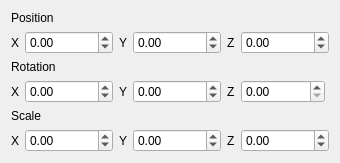
Old version of the form SuSto-Engine-QT/transform.ui in the repository SimonStoyanov/SuSto-Engine-QT.
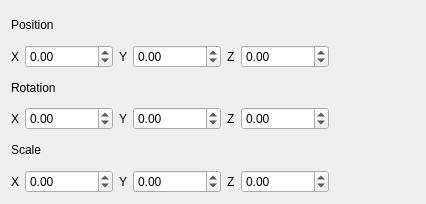
New version of the form.

Diff of the .ui file:
```diff
--- a/SuSto-Engine-QT/transform.ui
+++ b/SuSto-Engine-QT/transform.ui
@@ -6,8 +6,8 @@
    <rect>
     <x>0</x>
     <y>0</y>
-    <width>233</width>
-    <height>153</height>
+    <width>426</width>
+    <height>204</height>
    </rect>
   </property>
   <property name="windowTitle">
@@ -36,10 +36,10 @@
      <item>
       <widget class="QDoubleSpinBox" name="posx">
        <property name="minimum">
-        <double>-99999999999999.000000000000000</double>
+        <double>-99999999.000000000000000</double>
        </property>
        <property name="maximum">
-        <double>99999999999999.000000000000000</double>
+        <double>99999999.000000000000000</double>
        </property>
       </widget>
      </item>
@@ -53,10 +53,13 @@
      <item>
       <widget class="QDoubleSpinBox" name="posy">
        <property name="minimum">
-        <double>-99999999999999.000000000000000</double>
+        <double>-99999999.000000000000000</double>
        </property>
        <property name="maximum">
-        <double>99999999999999.000000000000000</double>
+        <double>99999999.000000000000000</double>
+       </property>
+       <property name="value">
+        <double>0.000000000000000</double>
        </property>
       </widget>
      </item>
@@ -70,10 +73,10 @@
      <item>
       <widget class="QDoubleSpinBox" name="posz">
        <property name="minimum">
-        <double>-99999999999999.000000000000000</double>
+        <double>-99999999.000000000000000</double>
        </property>
        <property name="maximum">
-        <double>99999999999999.000000000000000</double>
+        <double>99999999.000000000000000</double>
        </property>
       </widget>
      </item>
@@ -117,10 +120,10 @@
      <item>
       <widget class="QDoubleSpinBox" name="rotx">
        <property name="minimum">
-        <double>-99999999999999.000000000000000</double>
+        <double>-99999999.000000000000000</double>
        </property>
        <property name="maximum">
-        <double>99999999999999.000000000000000</double>
+        <double>99999999.000000000000000</double>
        </property>
       </widget>
      </item>
@@ -134,10 +137,10 @@
      <item>
       <widget class="QDoubleSpinBox" name="roty">
        <property name="minimum">
-        <double>-99999999999999.000000000000000</double>
+        <double>-99999999.000000000000000</double>
        </property>
        <property name="maximum">
-        <double>99999999999999.000000000000000</double>
+        <double>99999999.000000000000000</double>
        </property>
       </widget>
      </item>
@@ -150,8 +153,11 @@
      </item>
      <item>
       <widget class="QDoubleSpinBox" name="rotz">
+       <property name="minimum">
+        <double>-99999999.000000000000000</double>
+       </property>
        <property name="maximum">
-        <double>99999999999999.000000000000000</double>
+        <double>99999999.000000000000000</double>
        </property>
        <property name="value">
         <double>0.000000000000000</double>
@@ -163,13 +169,10 @@
        <property name="orientation">
         <enum>Qt::Horizontal</enum>
        </property>
-       <property name="sizeType">
-        <enum>QSizePolicy::MinimumExpanding</enum>
-       </property>
        <property name="sizeHint" stdset="0">
         <size>
-         <width>0</width>
-         <height>0</height>
+         <width>40</width>
+         <height>20</height>
         </size>
        </property>
       </spacer>
@@ -198,10 +201,10 @@
      <item>
       <widget class="QDoubleSpinBox" name="sclx">
        <property name="minimum">
-        <double>-99999999999999.000000000000000</double>
+        <double>-99999999.000000000000000</double>
        </property>
        <property name="maximum">
-        <double>99999999999999.000000000000000</double>
+        <double>99999999.000000000000000</double>
        </property>
       </widget>
      </item>
@@ -215,10 +218,10 @@
      <item>
       <widget class="QDoubleSpinBox" name="scly">
        <property name="minimum">
-        <double>-99999999999999.000000000000000</double>
+        <double>-99999999.000000000000000</double>
        </property>
        <property name="maximum">
-        <double>99999999999999.000000000000000</double>
+        <double>99999999.000000000000000</double>
        </property>
       </widget>
      </item>
@@ -232,10 +235,10 @@
      <item>
       <widget class="QDoubleSpinBox" name="sclz">
        <property name="minimum">
-        <double>-99999999999999.000000000000000</double>
+        <double>-99999999.000000000000000</double>
        </property>
        <property name="maximum">
-        <double>99999999999999.000000000000000</double>
+        <double>99999999.000000000000000</double>
        </property>
       </widget>
      </item>
```
